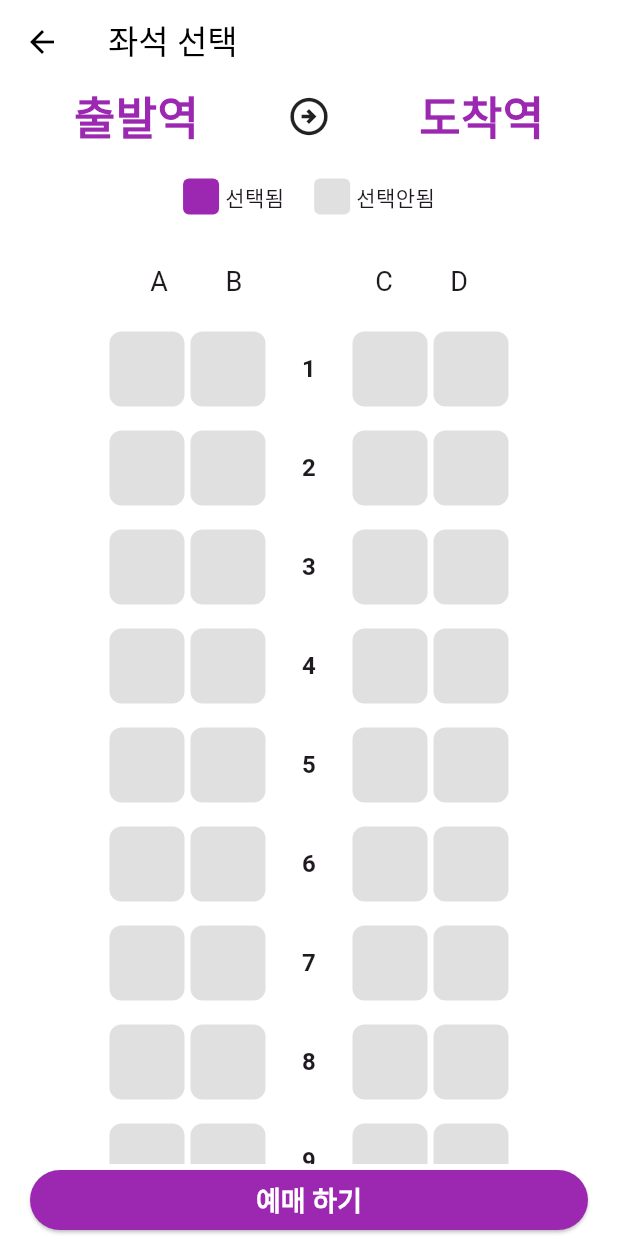
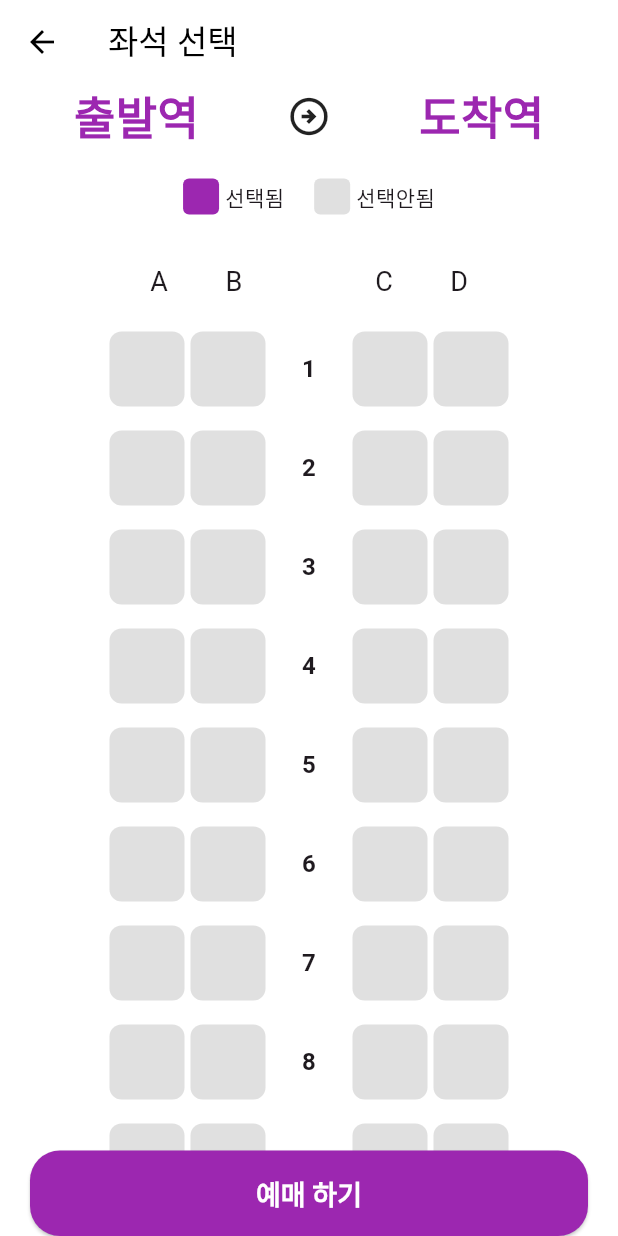
Before and after one commit to JinseongMOK/Flutter_Train_App, a Flutter app: the SeatPage screen opened directly, on a phone screen of 412 x 824 dp. Run offline on Flutter 3.47's test engine with Material 3 defaults, Android fonts, the phone set to English and light mode, and no system bars.

Commit message:
elevatedButton 패딩 추가

```diff
--- a/lib/theme.dart
+++ b/lib/theme.dart
@@ -17,6 +17,9 @@ final lightTheme = ThemeData(
   ),
   elevatedButtonTheme: ElevatedButtonThemeData(
     style: ButtonStyle(
+      padding: WidgetStatePropertyAll(
+        EdgeInsets.symmetric(vertical: 15),
+      ),
       textStyle: WidgetStatePropertyAll(
         TextStyle(fontSize: 18, fontWeight: FontWeight.bold),
       ),
@@ -46,6 +49,9 @@ final dartTheme = ThemeData(
   ),
   elevatedButtonTheme: ElevatedButtonThemeData(
     style: ButtonStyle(
+      padding: WidgetStatePropertyAll(
+        EdgeInsets.symmetric(vertical: 15),
+      ),
       textStyle: WidgetStatePropertyAll(
         TextStyle(fontSize: 18, fontWeight: FontWeight.bold),
       ),
```
